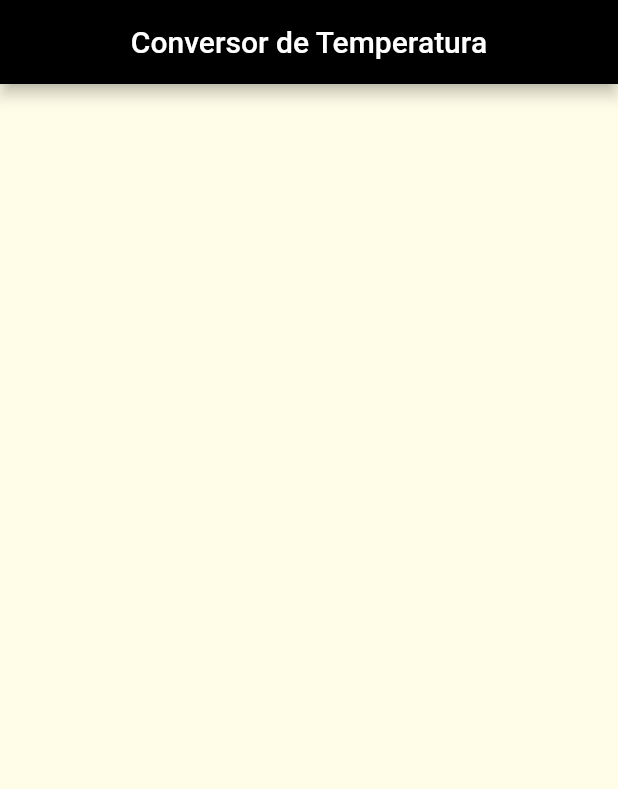
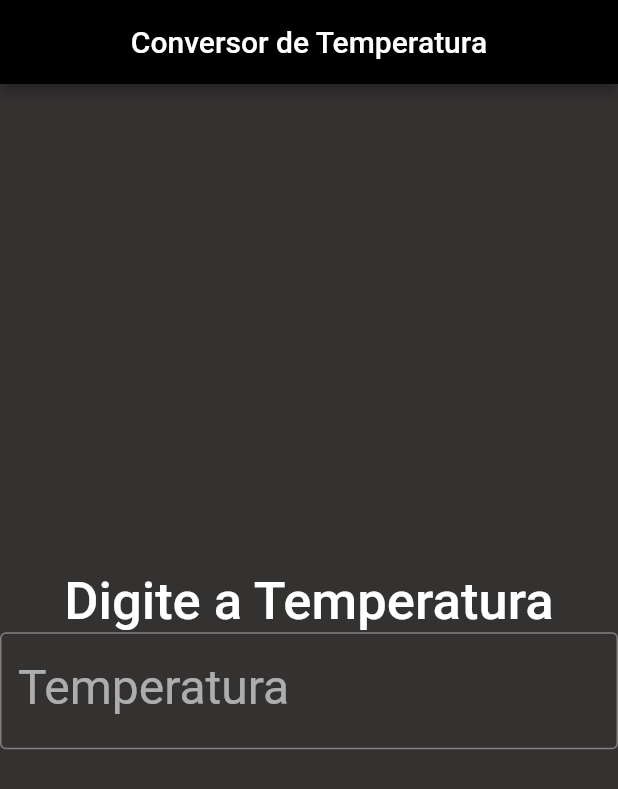
Before and after one commit to HeMarchioni/AulaFlutter-ConversorTemperatura, a Flutter app: the screen it shows after launch, on a phone screen of 412 x 824 dp. Shown: the top 789 px of the screen. Run offline on Flutter 3.47's test engine with Material 2 defaults, Android fonts, the phone set to English and light mode, and no system bars.

Commit message:
add TextField

```diff
--- a/lib/home.dart
+++ b/lib/home.dart
@@ -28,6 +28,30 @@ class _HomeState extends State<Home> {
               mainAxisAlignment: MainAxisAlignment.center,
               mainAxisSize: MainAxisSize.max,
               crossAxisAlignment: CrossAxisAlignment.stretch,
+
+                children:[
+                  Text('Digite a Temperatura',
+                    textAlign: TextAlign.center,
+                    style: TextStyle(fontSize:35.0,
+                        fontWeight: FontWeight.w500,
+                        color: const Color(0xffffffff),
+                        fontFamily: "Roboto"
+                    ),
+                  ),
+
+                  TextField(
+                    keyboardType: TextInputType.number,  // -> teclado que ira aparecer para inserir na caixa de texto input
+                      //controller: tempVal,
+                      decoration: InputDecoration(
+                        border: OutlineInputBorder(),
+                        labelText: 'Temperatura'),
+                      style: TextStyle(fontSize:32.0,
+                        color: const Color(0xFF9C1313),
+                        fontWeight: FontWeight.w400,
+                        fontFamily: "Roboto"),
+                  )
+
+                ]
             ),
         ),
 
--- a/lib/main.dart
+++ b/lib/main.dart
@@ -17,7 +17,7 @@ class MyApp extends StatelessWidget {
         brightness: Brightness.dark,
         primarySwatch: Colors.deepOrange,
         primaryColor: Colors.black,
-        canvasColor: Colors.yellow.shade50,
+        canvasColor: Color(0xff343131),
       ),
       home: Home(),
     );
```
